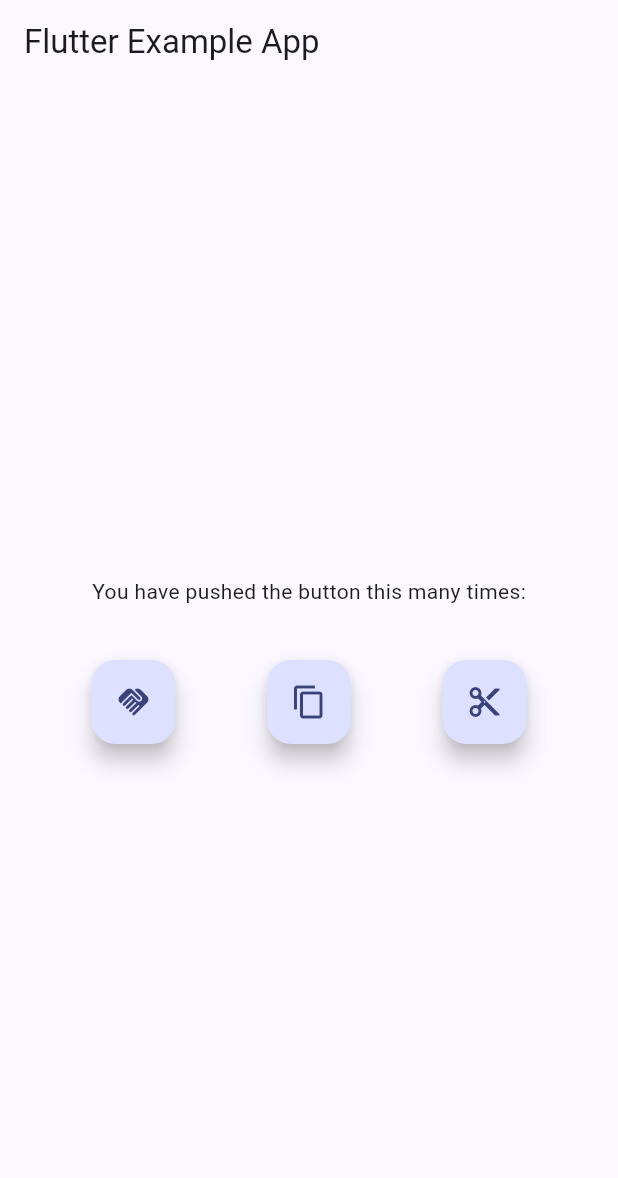
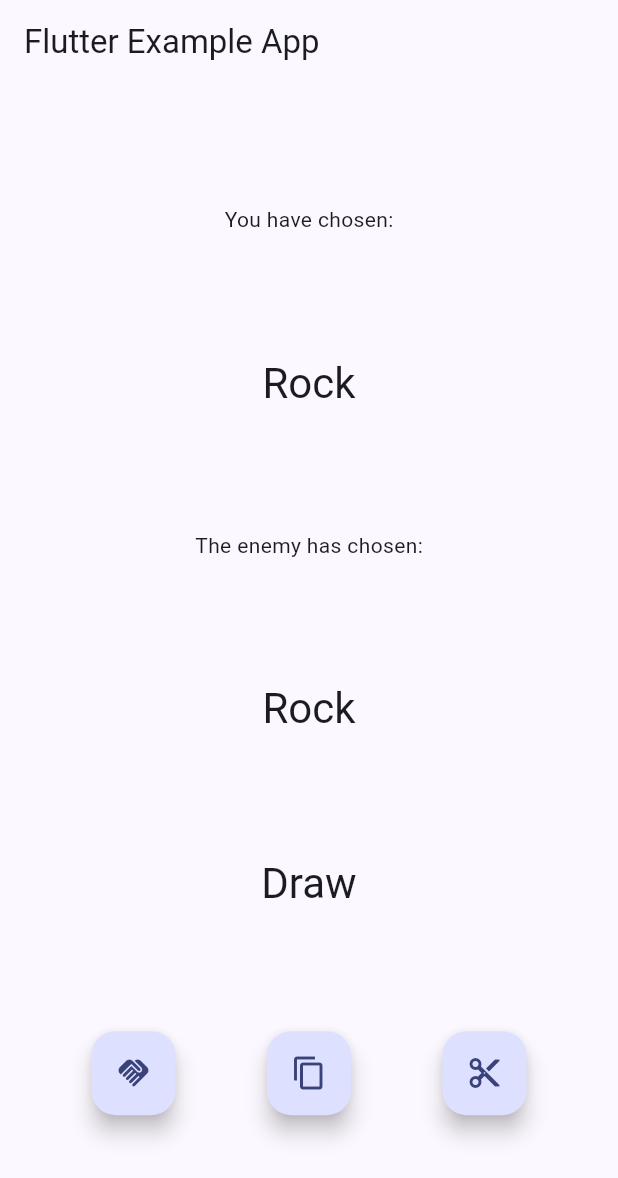
Before and after one commit to Myles-Green-30225822/CPPAssessment2Prototype, a Flutter app: the screen it shows after launch, after a tap on the "handshake" icon, on a phone screen of 412 x 824 dp. Shown: the top 1178 px of the screen. Run offline on Flutter 3.47's test engine with Material 3 defaults, Android fonts, the phone set to English and light mode, and no system bars.

Commit message:
Update main.dart to have the AI choose an option, have that displayed and have a winner chosen which is also displayed
The player can choose an option, the AI chooses an option, both are displayed, the results are found and the winner is chosen and displayed.

```diff
--- a/lib/main.dart
+++ b/lib/main.dart
@@ -1,5 +1,5 @@
 import 'package:flutter/material.dart';
-
+import 'dart:math';
 void main() {
   runApp(const MyApp());
 }
@@ -38,11 +38,31 @@ class MyHomePage extends StatefulWidget {
 
 class _MyHomePageState extends State<MyHomePage> {
   String _result = "";
-  String _AIresult = "";
+  String _aiResult = "";
+  String _playerChoice = "";
+  String _winnerText = "";
+  var _choices = ["Rock", "Paper", "Scissors"];
+  var _randomAIChoice = Random().nextInt(2);
 
   void _winningPlayer(String _result) {
     setState(() {
-      print(_result);
+      _playerChoice = _result;
+      _aiResult = _choices[_randomAIChoice];
+      if((_playerChoice == "Rock" && _aiResult == "Scissors")
+      || (_playerChoice == "Paper" && _aiResult == "Rock")
+      || (_playerChoice == "Scissors" && _aiResult == "Paper")) {
+        _winnerText = "Player 1 - Wins!";
+      }
+      else if((_playerChoice == "Scissors" && _aiResult == "Rock")
+      || (_playerChoice == "Rock" && _aiResult == "Paper")
+      || (_playerChoice == "Paper" && _aiResult == "Scissors")) {
+        _winnerText = "Player 2 - Wins!";
+      }
+      else if((_playerChoice == "Rock" && _aiResult == "Rock")
+      || (_playerChoice == "Paper" && _aiResult == "Paper")
+      || (_playerChoice == "Scissors" && _aiResult == "Scissors")) {
+        _winnerText = "Draw";
+      }
     });
   }
 
@@ -55,13 +75,24 @@ class _MyHomePageState extends State<MyHomePage> {
       body:
       Center(
         child: Column(
-          mainAxisAlignment: MainAxisAlignment.center,
+          mainAxisAlignment: MainAxisAlignment.spaceEvenly,
           children: <Widget>[
             const Text(
-              'You have pushed the button this many times:',
+              'You have chosen:',
             ),
             Text(
-              '$_AIresult',
+              '$_playerChoice',
+              style: Theme.of(context).textTheme.headlineMedium,
+            ),
+            const Text(
+              'The enemy has chosen:',
+            ),
+            Text(
+              '$_aiResult',
+              style: Theme.of(context).textTheme.headlineMedium,
+            ),
+            Text(
+              '$_winnerText',
               style: Theme.of(context).textTheme.headlineMedium,
             ),
             Row(
```
